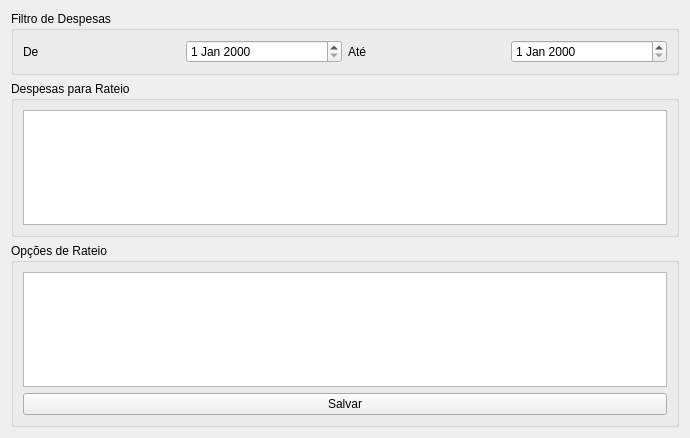
First picture: the form in formrateio.ui, repository marcelbonnet/condominio, before the edit.
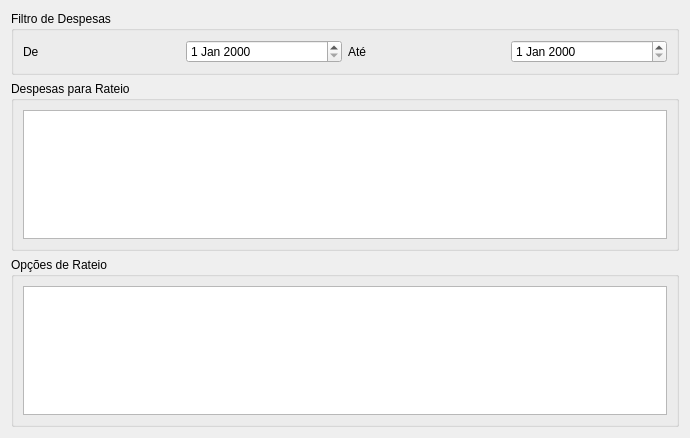
Second picture: the form after the edit.

Commit message: falta debugar insert/update de rateios onItemChanged

Patch:
```diff
--- a/formrateio.ui
+++ b/formrateio.ui
@@ -64,13 +64,6 @@
       <item>
        <widget class="QTableWidget" name="rateios"/>
       </item>
-      <item>
-       <widget class="QPushButton" name="btnSalvarRateio">
-        <property name="text">
-         <string>Salvar</string>
-        </property>
-       </widget>
-      </item>
      </layout>
     </widget>
    </item>
```
The commit also changes 9 other files.
